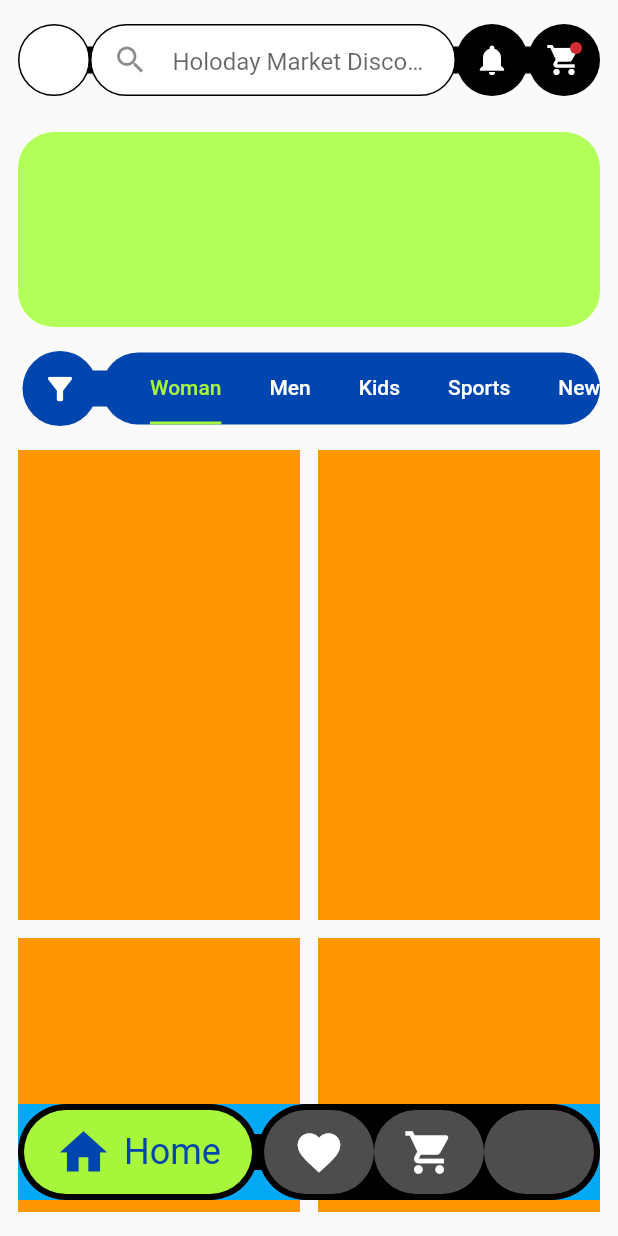
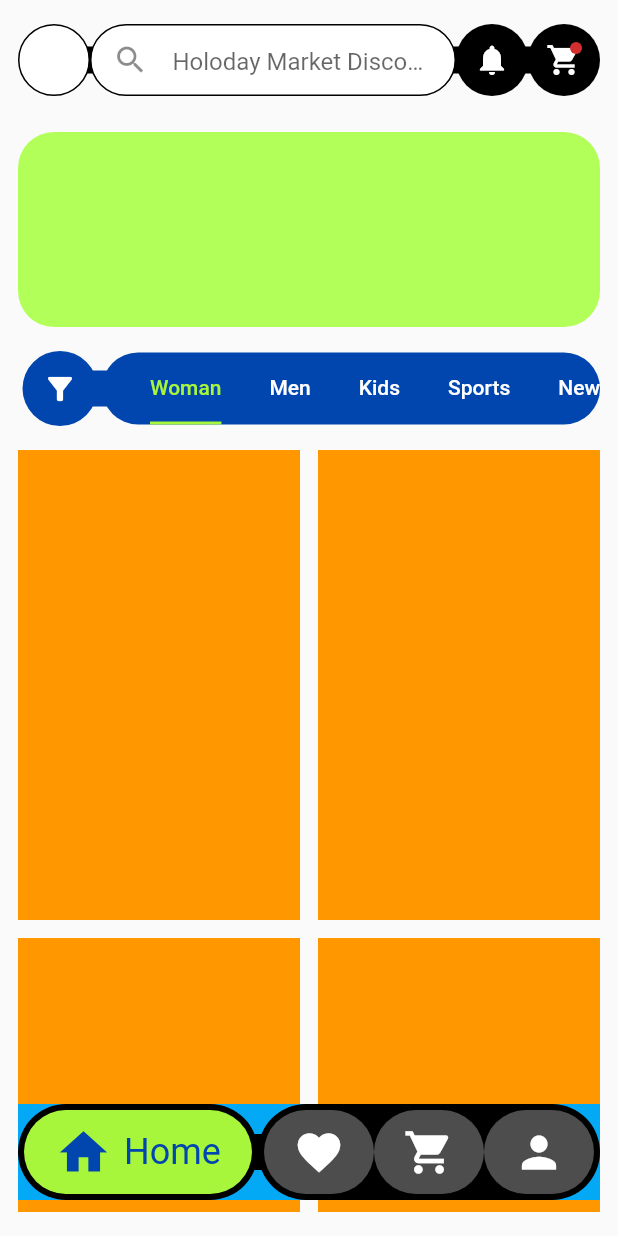
Before and after one commit to JAICHANGPARK/flutter_notebook_chapter_24, a Flutter app: the FashionECommerceMainPage screen opened directly, on a phone screen of 412 x 824 dp. Run offline on Flutter 3.47's test engine with Material 2 defaults, Android fonts, the phone set to English and light mode, and no system bars; our stand-ins replace flutter_riverpod, freezed_annotation, ionicons, percent_indicator; missing offline and left inert: crypto_font_icons; network calls fail.

Commit message:
Update fec_main_page.dart

```diff
--- a/lib/ep1368_fashion_e_commerce_app/view/fec_main_page.dart
+++ b/lib/ep1368_fashion_e_commerce_app/view/fec_main_page.dart
@@ -297,6 +297,16 @@ class _FashionECommerceMainPageState extends State<FashionECommerceMainPage> wit
                                     color: Colors.white.withOpacity(0.3),
                                     borderRadius: BorderRadius.circular(42),
                                   ),
+                                  child: Center(
+                                    child: IconButton(
+                                      icon: Icon(
+                                        Icons.person,
+                                      ),
+                                      color: Colors.white,
+                                      onPressed: () {},
+                                      iconSize: 34,
+                                    ),
+                                  ),
                                 )),
                               ],
                             ),
```
